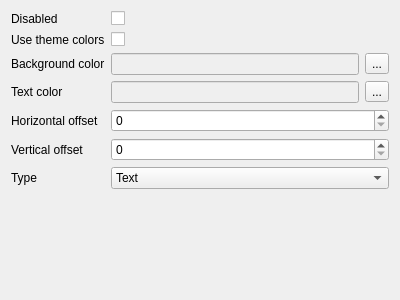
First picture: the form in examples/badgesettingsform.ui, repository sebcaux/qt-material-widgets, before the edit.
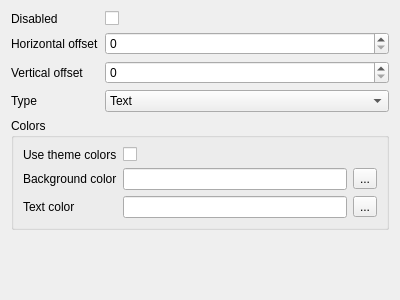
Second picture: the form after the edit.

Commit message: [examples] Reviewed layouts, added groupbox for colors

Patch:
```diff
--- a/examples/badgesettingsform.ui
+++ b/examples/badgesettingsform.ui
@@ -27,57 +27,33 @@
       <widget class="QCheckBox" name="disabledCheckBox"/>
      </item>
      <item row="1" column="0">
-      <widget class="QLabel" name="useThemeColorsLabel">
-       <property name="text">
-        <string>Use theme colors</string>
-       </property>
-      </widget>
-     </item>
-     <item row="1" column="1">
-      <widget class="QCheckBox" name="useThemeColorsCheckBox"/>
-     </item>
-     <item row="2" column="0">
-      <widget class="QLabel" name="backgroundColorLabel">
-       <property name="text">
-        <string>Background color</string>
-       </property>
-      </widget>
-     </item>
-     <item row="3" column="0">
-      <widget class="QLabel" name="textColorLabel">
-       <property name="text">
-        <string>Text color</string>
-       </property>
-      </widget>
-     </item>
-     <item row="4" column="0">
       <widget class="QLabel" name="horizontalOffsetLabel">
        <property name="text">
         <string>Horizontal offset</string>
        </property>
       </widget>
      </item>
-     <item row="4" column="1">
+     <item row="1" column="1">
       <widget class="QSpinBox" name="horizontalOffsetSpinBox"/>
      </item>
-     <item row="5" column="0">
+     <item row="2" column="0">
       <widget class="QLabel" name="verticalOffsetLabel">
        <property name="text">
         <string>Vertical offset</string>
        </property>
       </widget>
      </item>
-     <item row="5" column="1">
+     <item row="2" column="1">
       <widget class="QSpinBox" name="verticalOffsetSpinBox"/>
      </item>
-     <item row="6" column="0">
+     <item row="3" column="0">
       <widget class="QLabel" name="typeLabel">
        <property name="text">
         <string>Type</string>
        </property>
       </widget>
      </item>
-     <item row="6" column="1">
+     <item row="3" column="1">
       <widget class="QComboBox" name="typeComboBox">
        <item>
         <property name="text">
@@ -91,12 +67,35 @@
        </item>
       </widget>
      </item>
-     <item row="2" column="1">
+     <item row="4" column="0" colspan="2">
+      <widget class="QGroupBox" name="groupBox">
+       <property name="title">
+        <string>Colors</string>
+       </property>
+       <layout class="QFormLayout" name="formLayout_2">
+        <item row="0" column="0">
+         <widget class="QLabel" name="useThemeColorsLabel">
+          <property name="text">
+           <string>Use theme colors</string>
+          </property>
+         </widget>
+        </item>
+        <item row="0" column="1">
+         <widget class="QCheckBox" name="useThemeColorsCheckBox"/>
+        </item>
+        <item row="1" column="0">
+         <widget class="QLabel" name="backgroundColorLabel">
+          <property name="text">
+           <string>Background color</string>
+          </property>
+         </widget>
+        </item>
+        <item row="1" column="1">
       <layout class="QHBoxLayout" name="horizontalLayout">
        <item>
         <widget class="QLineEdit" name="backgroundColorLineEdit">
-         <property name="enabled">
-          <bool>false</bool>
+            <property name="readOnly">
+             <bool>true</bool>
          </property>
         </widget>
        </item>
@@ -109,12 +108,19 @@
        </item>
       </layout>
      </item>
-     <item row="3" column="1">
+        <item row="2" column="0">
+         <widget class="QLabel" name="textColorLabel">
+          <property name="text">
+           <string>Text color</string>
+          </property>
+         </widget>
+        </item>
+        <item row="2" column="1">
       <layout class="QHBoxLayout" name="horizontalLayout_2">
        <item>
         <widget class="QLineEdit" name="textColorLineEdit">
-         <property name="enabled">
-          <bool>false</bool>
+            <property name="readOnly">
+             <bool>true</bool>
          </property>
         </widget>
        </item>
@@ -126,6 +132,9 @@
         </widget>
        </item>
       </layout>
+        </item>
+       </layout>
+      </widget>
      </item>
     </layout>
    </item>
```
Lines whose indentation alone changed are shown as unchanged. The commit also changes 11 other files.
